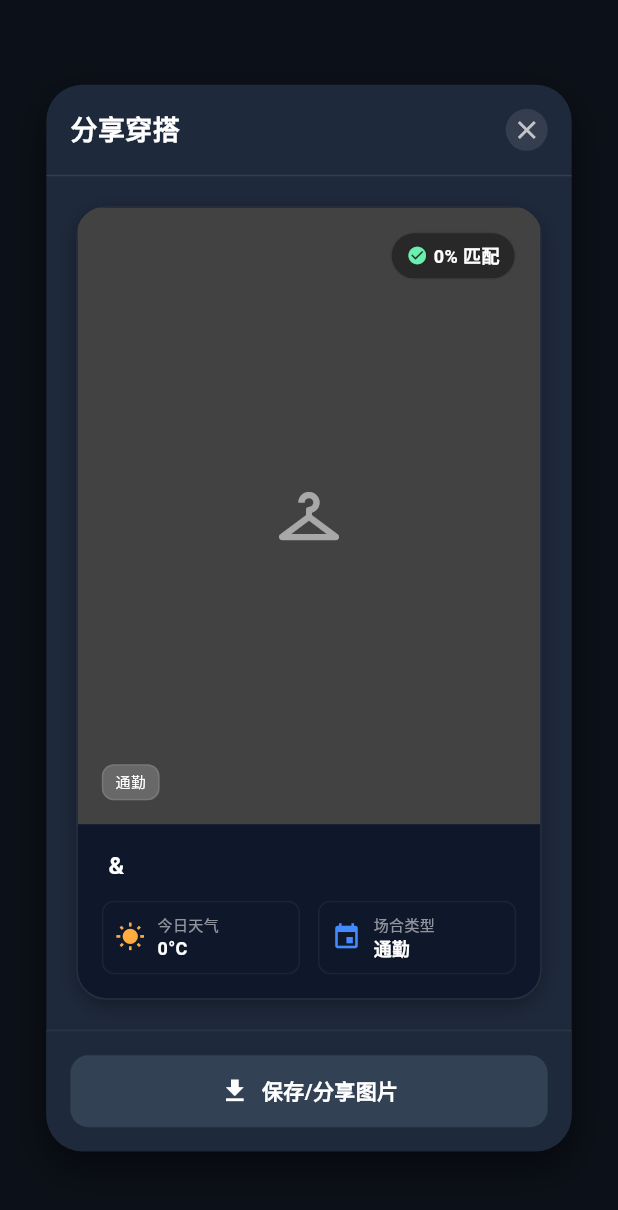
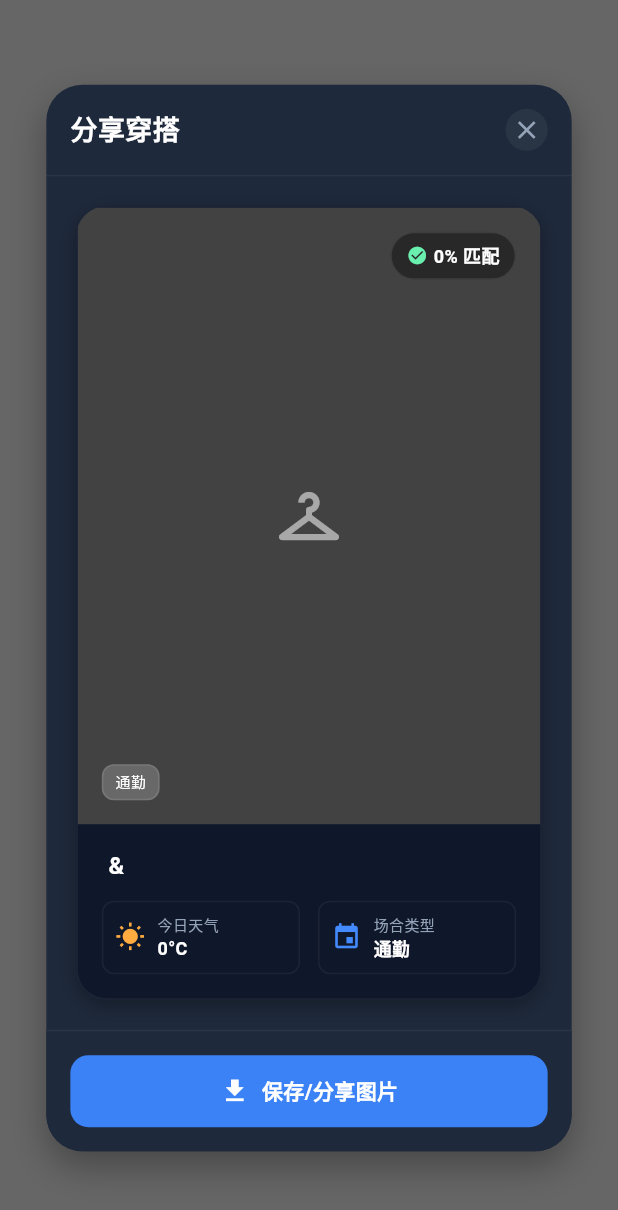
Before and after one commit to QinGeneral/WhatToWearFlutter, a Flutter app: the ShareDialog screen opened directly with empty values, on a phone screen of 412 x 824 dp. Shown: the top 1210 px of the screen. Run offline on Flutter 3.47's test engine with Material 3 defaults, Android fonts, the phone set to English and light mode, and no system bars; drawn by our look-alikes of screenshot; our stand-ins replace flutter_markdown, flutter_svg, geocoding, geolocator, google_generative_ai, image_picker and 2 more; accounts and stored records are empty.

Commit message:
refactor: Update app version, add url_launcher_ios dependency, and refactor share dialog to use dynamic theming.

```diff
--- a/lib/widgets/share_dialog.dart
+++ b/lib/widgets/share_dialog.dart
@@ -5,6 +5,7 @@ import 'package:screenshot/screenshot.dart';
 import 'package:share_plus/share_plus.dart';
 import 'package:path_provider/path_provider.dart';
 import '../models/models.dart';
+import '../theme/app_theme.dart';
 import 'package:what_to_wear_flutter/l10n/app_localizations.dart';
 import 'package:what_to_wear_flutter/l10n/weather_localizations.dart';
 
@@ -58,7 +59,7 @@ class _ShareDialogState extends State<ShareDialog> {
   @override
   Widget build(BuildContext context) {
     return Scaffold(
-      backgroundColor: const Color(0xFF1E293B),
+      backgroundColor: Colors.transparent,
       body: Stack(
         children: [
           // Backdrop
@@ -72,11 +73,11 @@ class _ShareDialogState extends State<ShareDialog> {
               width: MediaQuery.of(context).size.width * 0.85,
               constraints: const BoxConstraints(maxWidth: 380),
               decoration: BoxDecoration(
-                color: const Color(0xFF1E293B), // Slate 800-ish
+                color: context.surfaceColor,
                 borderRadius: BorderRadius.circular(24),
                 boxShadow: [
                   BoxShadow(
-                    color: Colors.black.withValues(alpha: 0.5),
+                    color: Colors.black.withValues(alpha: 0.3),
                     blurRadius: 20,
                     offset: const Offset(0, 10),
                   ),
@@ -93,10 +94,10 @@ class _ShareDialogState extends State<ShareDialog> {
                       children: [
                         Text(
                           AppLocalizations.of(context)?.shareOutfit ?? '分享穿搭',
-                          style: const TextStyle(
+                          style: TextStyle(
                             fontSize: 18,
                             fontWeight: FontWeight.bold,
-                            color: Colors.white,
+                            color: context.textPrimary,
                           ),
                         ),
                         GestureDetector(
@@ -104,12 +105,12 @@ class _ShareDialogState extends State<ShareDialog> {
                           child: Container(
                             padding: const EdgeInsets.all(4),
                             decoration: BoxDecoration(
-                              color: Colors.white.withValues(alpha: 0.1),
+                              color: context.borderColor,
                               shape: BoxShape.circle,
                             ),
-                            child: const Icon(
+                            child: Icon(
                               Icons.close,
-                              color: Colors.white70,
+                              color: context.textSecondary,
                               size: 20,
                             ),
                           ),
@@ -119,10 +120,7 @@ class _ShareDialogState extends State<ShareDialog> {
                   ),
 
                   // Divider
-                  Container(
-                    height: 1,
-                    color: Colors.white.withValues(alpha: 0.1),
-                  ),
+                  Container(height: 1, color: context.borderColor),
 
                   // Card Content (Scrollable if needed, but usually fits)
                   Flexible(
@@ -144,11 +142,9 @@ class _ShareDialogState extends State<ShareDialog> {
                           child: Container(
                             clipBehavior: Clip.antiAlias,
                             decoration: BoxDecoration(
-                              color: const Color(0xFF0F172A), // Slate 900
+                              color: context.bgPrimary,
                               borderRadius: BorderRadius.circular(20),
-                              border: Border.all(
-                                color: Colors.white.withValues(alpha: 0.1),
-                              ),
+                              border: Border.all(color: context.borderColor),
                             ),
                             child: Column(
                               crossAxisAlignment: CrossAxisAlignment.stretch,
@@ -257,8 +253,8 @@ class _ShareDialogState extends State<ShareDialog> {
                                     children: [
                                       Text(
                                         _getCardTitle(context),
-                                        style: const TextStyle(
-                                          color: Colors.white,
+                                        style: TextStyle(
+                                          color: context.textPrimary,
                                           fontSize: 16,
                                           fontWeight: FontWeight.bold,
                                         ),
@@ -318,14 +314,12 @@ class _ShareDialogState extends State<ShareDialog> {
                   // Footer
                   Container(
                     decoration: BoxDecoration(
-                      color: const Color(0xFF1E293B),
+                      color: context.surfaceColor,
                       borderRadius: const BorderRadius.vertical(
                         bottom: Radius.circular(24),
                       ),
                       border: Border(
-                        top: BorderSide(
-                          color: Colors.white.withValues(alpha: 0.05),
-                        ),
+                        top: BorderSide(color: context.borderColor),
                       ),
                     ),
                     padding: const EdgeInsets.all(16),
@@ -334,7 +328,7 @@ class _ShareDialogState extends State<ShareDialog> {
                       child: Container(
                         height: 48,
                         decoration: BoxDecoration(
-                          color: const Color(0xFF334155), // Slate 700
+                          color: Theme.of(context).primaryColor,
                           borderRadius: BorderRadius.circular(12),
                         ),
                         child: Row(
@@ -420,9 +414,9 @@ class _ShareDialogState extends State<ShareDialog> {
     return Container(
       padding: const EdgeInsets.all(8),
       decoration: BoxDecoration(
-        color: const Color(0xFF0F172A),
+        color: context.bgPrimary,
         borderRadius: BorderRadius.circular(8),
-        border: Border.all(color: Colors.white.withValues(alpha: 0.05)),
+        border: Border.all(color: context.borderColor),
       ),
       child: Row(
         children: [
@@ -434,12 +428,12 @@ class _ShareDialogState extends State<ShareDialog> {
               children: [
                 Text(
                   label,
-                  style: const TextStyle(color: Colors.white54, fontSize: 10),
+                  style: TextStyle(color: context.textSecondary, fontSize: 10),
                 ),
                 Text(
                   value,
-                  style: const TextStyle(
-                    color: Colors.white,
+                  style: TextStyle(
+                    color: context.textPrimary,
                     fontSize: 12,
                     fontWeight: FontWeight.bold,
                   ),
--- a/pubspec.yaml
+++ b/pubspec.yaml
@@ -1,7 +1,7 @@
 name: what_to_wear_flutter
 description: "智能穿搭推荐应用 - Flutter 版"
 publish_to: 'none'
-version: 1.0.1+2
+version: 1.0.2+3
 
 environment:
   sdk: ^3.10.7
```
Also changed, not shown: 1 other file.
